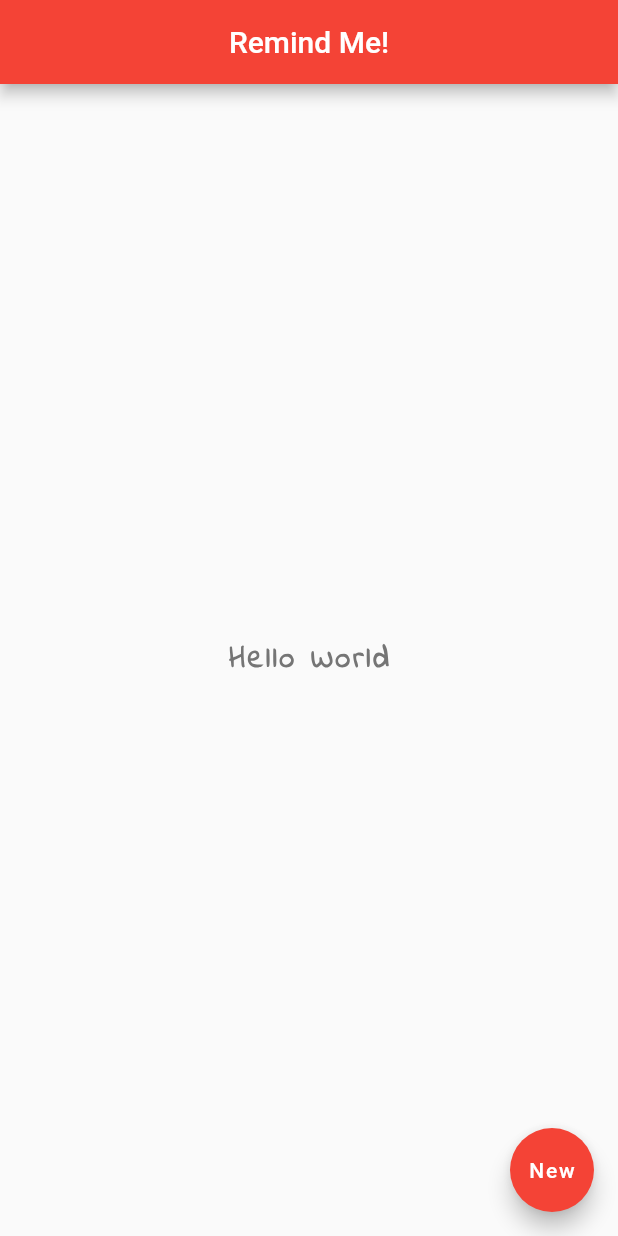
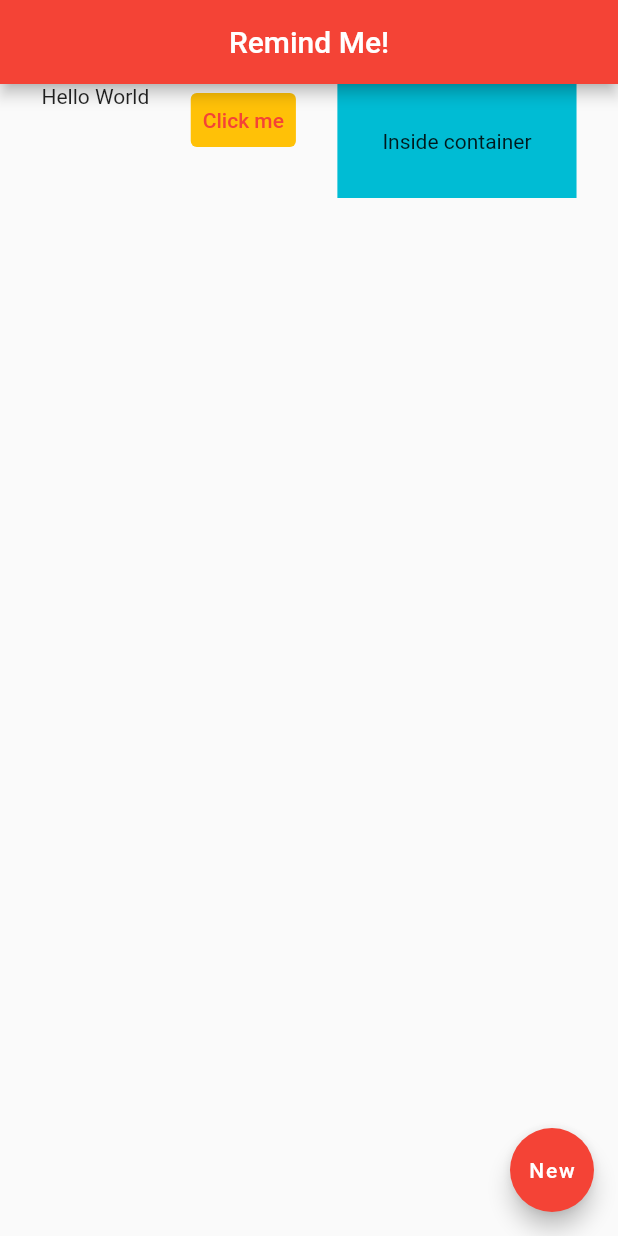
Before and after one commit to OscarVillette/vit-remind, a Flutter app: the screen it shows after launch, on a phone screen of 412 x 824 dp. Run offline on Flutter 3.47's test engine with Material 2 defaults, Android fonts, the light colour scheme and no system bars.

Commit message:
Tested Containers, Padding and Rows

```diff
--- a/lib/main.dart
+++ b/lib/main.dart
@@ -1,28 +1,43 @@
 import 'package:flutter/material.dart';
 
 void main() => runApp(MaterialApp(
-  home: Scaffold(
+      home: Home(),
+    ));
+
+class Home extends StatelessWidget {
+  @override
+  Widget build(BuildContext context) {
+    return Scaffold(
       appBar: AppBar(
         title: Text('Remind Me!'),
         centerTitle: true,
         backgroundColor: Colors.red,
       ),
-    body: Center(
-      child: Text(
-        'Hello World',
-        style: TextStyle(
-          fontSize: 20.0,
-          fontWeight: FontWeight.bold,
-          letterSpacing: 2.0,
-          color: Colors.grey[600],
-          fontFamily: 'IndieFlower',
+      body: Row(
+        mainAxisAlignment: MainAxisAlignment.spaceEvenly,
+        crossAxisAlignment: CrossAxisAlignment.start,
+        children: <Widget>[
+          Text('Hello World'),
+          TextButton(
+            onPressed: () {},
+            child: Text('Click me'),
+            style: TextButton.styleFrom(
+              primary: Colors.red,
+              backgroundColor: Colors.amber,
             ),
           ),
+          Container(
+            color: Colors.cyan,
+            padding: EdgeInsets.all(30.0),
+            child: Text('Inside container'),
+          ),
+        ],
       ),
       floatingActionButton: FloatingActionButton(
         child: Text('New'),
         onPressed: () {},
         backgroundColor: Colors.red,
       ),
-  ),
-));
+    );
+  }
+}
--- a/pubspec.yaml
+++ b/pubspec.yaml
@@ -45,9 +45,8 @@
   uses-material-design: true
 
   # To add assets to your application, add an assets section, like this:
-  # assets:
-  #   - images/a_dot_burr.jpeg
-  #   - images/a_dot_ham.jpeg
+  assets:
+    - assets/
 
   # An image asset can refer to one or more resolution-specific "variants", see
   # https://flutter.dev/assets-and-images/#resolution-aware.
```
Also changed, not shown: assets/space1.jpg (added), assets/space2.jpg (added), assets/space3.jpg (added). Lines whose indentation alone changed are shown as unchanged.
